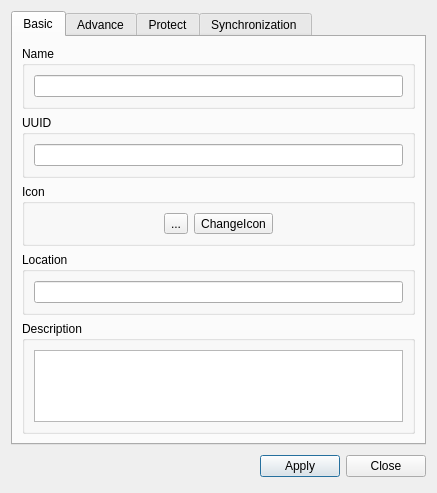
Above: managefile/optofsearchdialog.ui from MrMattMunro/filesearch before the change. Below: the same form after it.
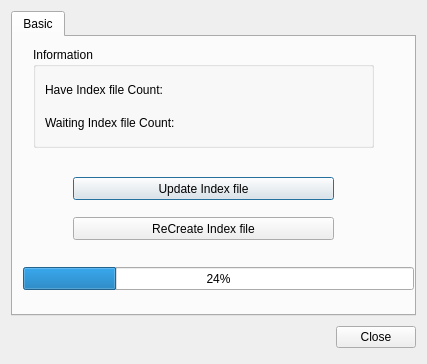
That is the form after the change. The open tabs and pages were chosen to show the change.

Patch:
```diff
--- a/managefile/optofsearchdialog.ui
+++ b/managefile/optofsearchdialog.ui
@@ -1,13 +1,13 @@
 <?xml version="1.0" encoding="UTF-8"?>
 <ui version="4.0">
- <class>PropOfDirDialog</class>
- <widget class="QDialog" name="PropOfDirDialog">
+ <class>OptOfSearchDialog</class>
+ <widget class="QDialog" name="OptOfSearchDialog">
   <property name="geometry">
    <rect>
     <x>0</x>
     <y>0</y>
-    <width>437</width>
-    <height>456</height>
+    <width>427</width>
+    <height>364</height>
    </rect>
   </property>
   <property name="sizePolicy">
@@ -23,318 +23,101 @@
    <item>
     <widget class="QTabWidget" name="tabWidget">
      <property name="currentIndex">
-      <number>3</number>
+      <number>0</number>
      </property>
-     <widget class="QWidget" name="basic">
-      <attribute name="title">
-       <string>Basic</string>
-      </attribute>
-      <layout class="QGridLayout" name="gridLayout_5">
-       <item row="0" column="0">
-        <widget class="QGroupBox" name="groupBox">
-         <property name="sizePolicy">
-          <sizepolicy hsizetype="Preferred" vsizetype="Preferred">
-           <horstretch>0</horstretch>
-           <verstretch>0</verstretch>
-          </sizepolicy>
-         </property>
-         <property name="title">
-          <string>Name</string>
-         </property>
-         <layout class="QGridLayout">
-          <item row="1" column="0">
-           <widget class="QLineEdit" name="name"/>
-          </item>
-         </layout>
-        </widget>
-       </item>
-       <item row="1" column="0">
-        <widget class="QGroupBox" name="groupBox_3">
-         <property name="title">
-          <string>UUID</string>
-         </property>
-         <layout class="QGridLayout" name="gridLayout_2">
-          <item row="0" column="0">
-           <widget class="QLineEdit" name="uuid"/>
-          </item>
-         </layout>
-        </widget>
-       </item>
-       <item row="2" column="0">
-        <widget class="QGroupBox" name="groupBox_4">
-         <property name="title">
-          <string>Icon</string>
-         </property>
-         <layout class="QGridLayout" name="gridLayout_3">
-          <item row="0" column="0">
-           <layout class="QHBoxLayout" name="horizontalLayout_7">
-            <item>
-             <widget class="QToolButton" name="icon">
-              <property name="text">
-               <string>...</string>
-              </property>
-             </widget>
-            </item>
-            <item>
-             <widget class="QToolButton" name="changIconBtn">
-              <property name="text">
-               <string>ChangeIcon</string>
-              </property>
-             </widget>
-            </item>
-           </layout>
-          </item>
-         </layout>
-        </widget>
-       </item>
-       <item row="3" column="0">
-        <widget class="QGroupBox" name="groupBox_5">
-         <property name="title">
-          <string>Location</string>
-         </property>
-         <layout class="QGridLayout" name="gridLayout_4">
-          <item row="0" column="0">
-           <widget class="QLineEdit" name="location"/>
-          </item>
-         </layout>
-        </widget>
-       </item>
-       <item row="4" column="0">
-        <widget class="QGroupBox" name="groupBox_2">
-         <property name="title">
-          <string>Description</string>
-         </property>
-         <layout class="QGridLayout" name="gridLayout">
-          <item row="0" column="0">
-           <widget class="QTextEdit" name="desp"/>
-          </item>
-         </layout>
-        </widget>
-       </item>
-      </layout>
-     </widget>
      <widget class="QWidget" name="protect">
       <attribute name="title">
-       <string>Advance</string>
+       <string>Basic</string>
       </attribute>
       <widget class="QGroupBox" name="groupBox_6">
        <property name="geometry">
         <rect>
          <x>20</x>
          <y>10</y>
-         <width>361</width>
-         <height>141</height>
+         <width>341</width>
+         <height>101</height>
         </rect>
        </property>
        <property name="title">
-        <string>Count</string>
+        <string>Information</string>
        </property>
-       <widget class="QWidget" name="layoutWidget">
-        <property name="geometry">
-         <rect>
-          <x>20</x>
-          <y>30</y>
-          <width>101</width>
-          <height>91</height>
-         </rect>
-        </property>
+       <layout class="QGridLayout" name="gridLayout">
+        <item row="0" column="0">
         <layout class="QVBoxLayout" name="verticalLayout_2">
          <item>
           <widget class="QLabel" name="label_2">
            <property name="text">
-            <string>Files Count:</string>
+             <string>Have Index file Count:</string>
            </property>
           </widget>
          </item>
          <item>
           <widget class="QLabel" name="label_3">
            <property name="text">
-            <string>Directory Count:</string>
-           </property>
-          </widget>
-         </item>
-         <item>
-          <widget class="QLabel" name="label">
-           <property name="text">
-            <string>Size:</string>
+             <string>Waiting Index file Count:</string>
            </property>
           </widget>
          </item>
         </layout>
-       </widget>
-       <widget class="QWidget" name="layoutWidget">
-        <property name="geometry">
-         <rect>
-          <x>130</x>
-          <y>30</y>
-          <width>101</width>
-          <height>91</height>
-         </rect>
-        </property>
+        </item>
+        <item row="0" column="1">
         <layout class="QVBoxLayout" name="verticalLayout_3">
          <item>
-          <widget class="QLabel" name="fileCount">
+           <widget class="QLabel" name="indexedfileCount">
            <property name="text">
             <string/>
            </property>
           </widget>
          </item>
          <item>
-          <widget class="QLabel" name="dirCount">
+           <widget class="QLabel" name="waitIndexfileCount">
            <property name="text">
             <string/>
            </property>
           </widget>
          </item>
-         <item>
-          <widget class="QLabel" name="fileSize">
-           <property name="text">
-            <string/>
-           </property>
-          </widget>
+         </layout>
          </item>
         </layout>
        </widget>
-      </widget>
-     </widget>
-     <widget class="QWidget" name="tab">
-      <attribute name="title">
-       <string>Protect</string>
-      </attribute>
-      <widget class="QGroupBox" name="groupBox_8">
+      <widget class="QPushButton" name="updateBtn">
        <property name="geometry">
         <rect>
-         <x>20</x>
-         <y>20</y>
-         <width>381</width>
-         <height>211</height>
+         <x>60</x>
+         <y>140</y>
+         <width>261</width>
+         <height>23</height>
         </rect>
        </property>
-       <property name="title">
-        <string>Set Protect Password</string>
-       </property>
-       <widget class="QCheckBox" name="isProtect">
-        <property name="geometry">
-         <rect>
-          <x>10</x>
-          <y>30</y>
-          <width>125</width>
-          <height>16</height>
-         </rect>
-        </property>
         <property name="text">
-         <string>Protect Directory</string>
-        </property>
-       </widget>
-       <widget class="QWidget" name="layoutWidget_2">
+        <string>Update Index file</string>
+       </property>
+      </widget>
+      <widget class="QPushButton" name="reCreateBtn">
         <property name="geometry">
          <rect>
-          <x>10</x>
-          <y>60</y>
-          <width>361</width>
-          <height>132</height>
-         </rect>
-        </property>
-        <layout class="QHBoxLayout" name="horizontalLayout_2">
-         <item>
-          <layout class="QVBoxLayout" name="verticalLayout_5">
-           <item>
-            <widget class="QLabel" name="label_5">
+         <x>60</x>
+         <y>180</y>
+         <width>261</width>
+         <height>23</height>
+        </rect>
+       </property>
              <property name="text">
-              <string>Original  Password:</string>
-             </property>
-            </widget>
-           </item>
-           <item>
-            <widget class="QLabel" name="label_10">
-             <property name="text">
-              <string>Password:          </string>
-             </property>
-            </widget>
-           </item>
-           <item>
-            <widget class="QLabel" name="label_11">
-             <property name="text">
-              <string>ReInput Password:  </string>
-             </property>
-            </widget>
-           </item>
-          </layout>
-         </item>
-         <item>
-          <layout class="QVBoxLayout" name="verticalLayout_6">
-           <item>
-            <widget class="QLineEdit" name="orgpwd">
-             <property name="echoMode">
-              <enum>QLineEdit::Password</enum>
-             </property>
-            </widget>
-           </item>
-           <item>
-            <widget class="QLineEdit" name="pwd">
-             <property name="echoMode">
-              <enum>QLineEdit::Password</enum>
-             </property>
-            </widget>
-           </item>
-           <item>
-            <widget class="QLineEdit" name="repwd">
-             <property name="echoMode">
-              <enum>QLineEdit::Password</enum>
-             </property>
-            </widget>
-           </item>
-          </layout>
-         </item>
-        </layout>
-       </widget>
-      </widget>
-     </widget>
-     <widget class="QWidget" name="synch">
-      <attribute name="title">
-       <string>Synchronization </string>
-      </attribute>
-      <widget class="QGroupBox" name="groupBox_7">
+        <string>ReCreate Index file</string>
+       </property>
+      </widget>
+      <widget class="QProgressBar" name="progressBar">
        <property name="geometry">
         <rect>
          <x>10</x>
-         <y>65</y>
-         <width>395</width>
-         <height>53</height>
+         <y>230</y>
+         <width>391</width>
+         <height>23</height>
         </rect>
        </property>
-       <property name="title">
-        <string>Remote Version</string>
+       <property name="value">
+        <number>24</number>
        </property>
-       <layout class="QGridLayout" name="gridLayout_8">
-        <item row="0" column="0">
-         <widget class="QLineEdit" name="remoteVer"/>
-        </item>
-       </layout>
-      </widget>
-      <widget class="QGroupBox" name="groupBox_9">
-       <property name="geometry">
-        <rect>
-         <x>10</x>
-         <y>7</y>
-         <width>395</width>
-         <height>52</height>
-        </rect>
-       </property>
-       <property name="sizePolicy">
-        <sizepolicy hsizetype="Preferred" vsizetype="Preferred">
-         <horstretch>0</horstretch>
-         <verstretch>0</verstretch>
-        </sizepolicy>
-       </property>
-       <property name="title">
-        <string>Local Version</string>
-       </property>
-       <layout class="QGridLayout" name="_3">
-        <item row="1" column="0">
-         <widget class="QLineEdit" name="localVer"/>
-        </item>
-       </layout>
       </widget>
      </widget>
     </widget>
@@ -360,13 +143,6 @@
        </property>
       </spacer>
      </item>
-     <item>
-      <widget class="QPushButton" name="applyBtn">
-       <property name="text">
-        <string>Apply</string>
-       </property>
-      </widget>
-     </item>
      <item>
       <widget class="QPushButton" name="closeBtn">
        <property name="text">
```
Lines whose indentation alone changed are shown as unchanged.
